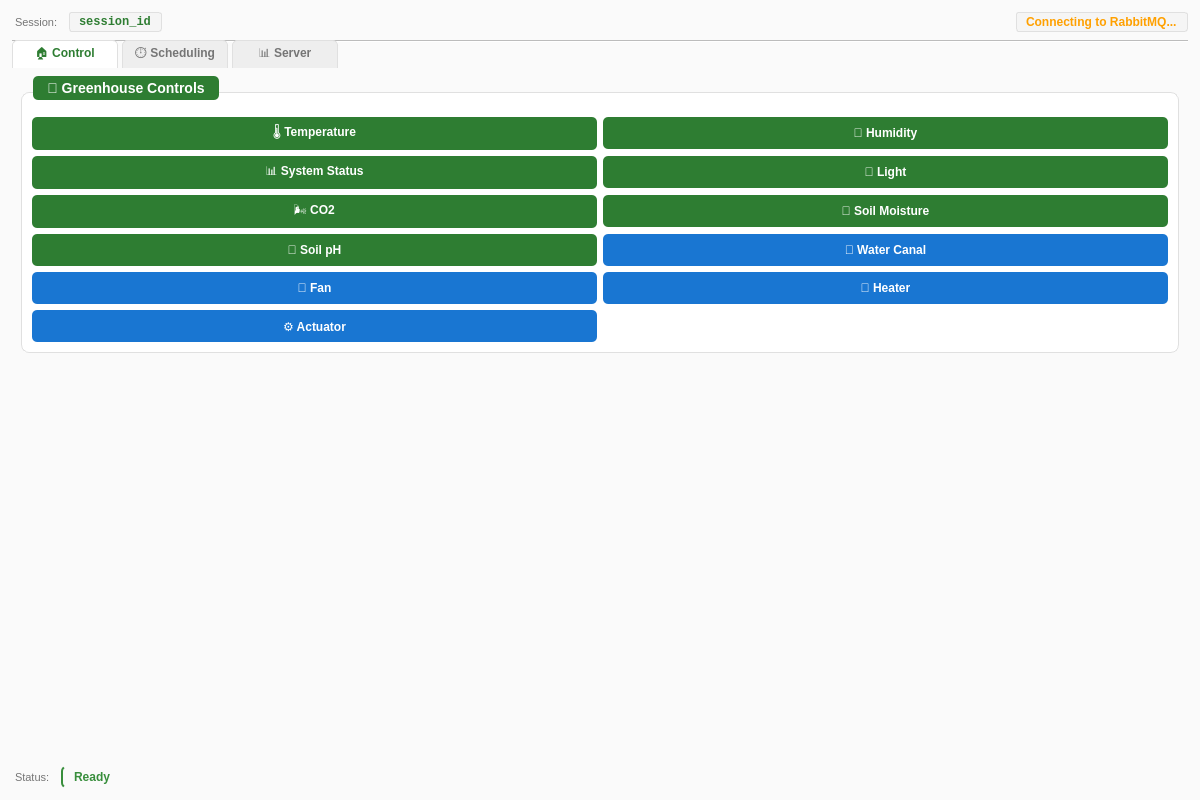
TigranYavroyan/GreenHouse_Application, file frontend/front.ui: the form before one commit.
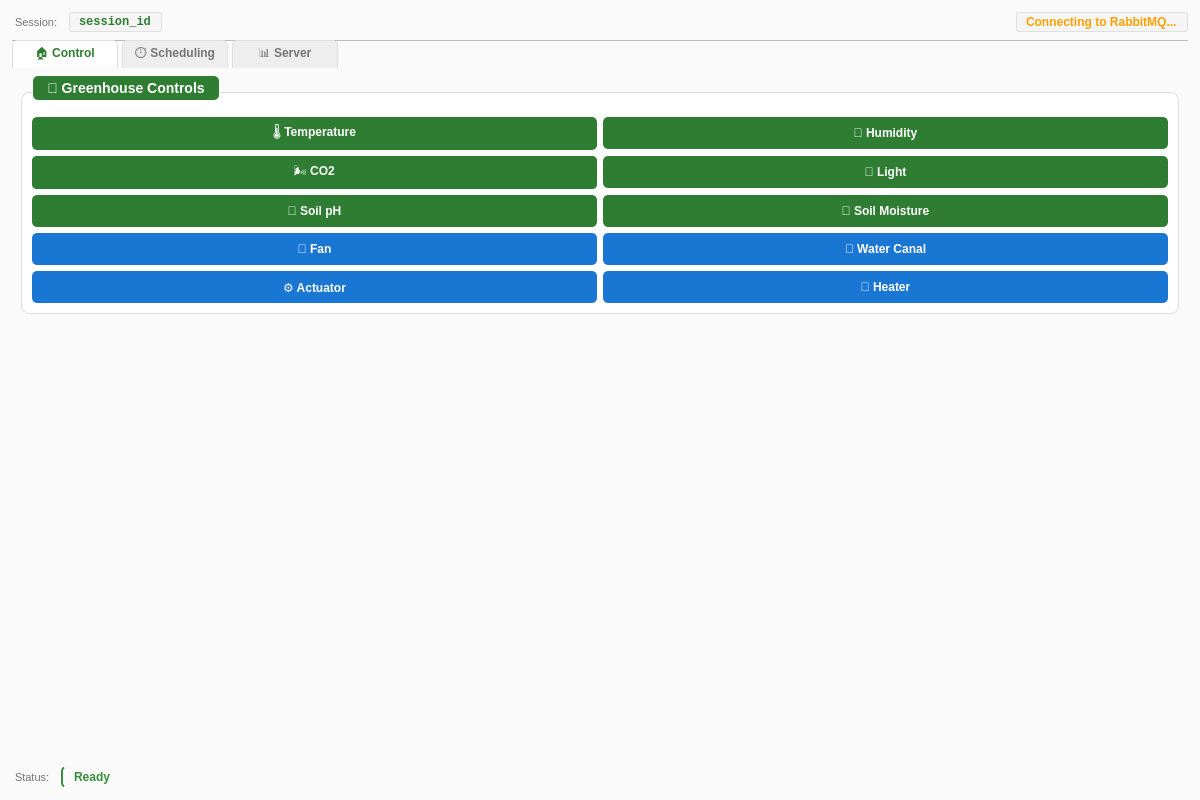
The form after the commit.

Patch:
```diff
--- a/frontend/front.ui
+++ b/frontend/front.ui
@@ -355,7 +355,7 @@
              </property>
             </widget>
            </item>
-           <item row="2" column="0">
+          <item row="1" column="0">
             <widget class="QPushButton" name="co2Button">
              <property name="minimumSize">
               <size>
@@ -425,7 +425,7 @@
              </property>
             </widget>
            </item>
-           <item row="3" column="0">
+          <item row="2" column="0">
             <widget class="QPushButton" name="soilPHButton">
              <property name="minimumSize">
               <size>
@@ -495,7 +495,7 @@
              </property>
             </widget>
            </item>
-           <item row="4" column="0">
+          <item row="3" column="0">
             <widget class="QPushButton" name="fanButton">
              <property name="minimumSize">
               <size>
@@ -565,7 +565,7 @@
              </property>
             </widget>
            </item>
-           <item row="5" column="0">
+          <item row="4" column="0">
             <widget class="QPushButton" name="actuatorButton">
              <property name="minimumSize">
               <size>
```
